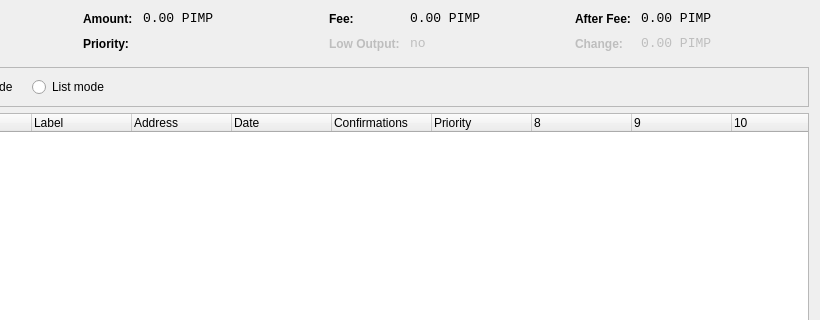
Old version of the form src/qt/forms/coincontroldialog.ui in the repository okcashpro/okcash-oldsrc-history; both pictures show x 180 to 1000 and y 0 to 320 of the 1000 by 500 pixel window.
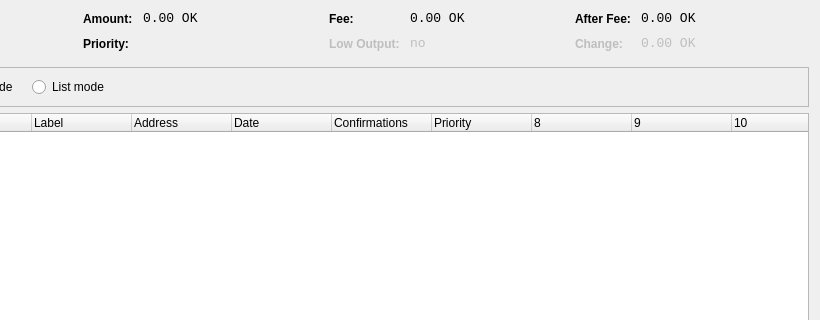
New version of the form. Custom widgets are drawn as their Qt base class.

Diff of the .ui file:
```diff
--- a/src/qt/forms/coincontroldialog.ui
+++ b/src/qt/forms/coincontroldialog.ui
@@ -141,7 +141,7 @@
           <enum>Qt::ActionsContextMenu</enum>
          </property>
          <property name="text">
-          <string notr="true">0.00 PIMP</string>
+          <string notr="true">0.00 OK</string>
          </property>
          <property name="textInteractionFlags">
           <set>Qt::LinksAccessibleByMouse|Qt::TextSelectableByKeyboard|Qt::TextSelectableByMouse</set>
@@ -221,7 +221,7 @@
           <enum>Qt::ActionsContextMenu</enum>
          </property>
          <property name="text">
-          <string notr="true">0.00 PIMP</string>
+          <string notr="true">0.00 OK</string>
          </property>
          <property name="textInteractionFlags">
           <set>Qt::LinksAccessibleByMouse|Qt::TextSelectableByKeyboard|Qt::TextSelectableByMouse</set>
@@ -307,7 +307,7 @@
           <enum>Qt::ActionsContextMenu</enum>
          </property>
          <property name="text">
-          <string notr="true">0.00 PIMP</string>
+          <string notr="true">0.00 OK</string>
          </property>
          <property name="textInteractionFlags">
           <set>Qt::LinksAccessibleByMouse|Qt::TextSelectableByKeyboard|Qt::TextSelectableByMouse</set>
@@ -345,7 +345,7 @@
           <enum>Qt::ActionsContextMenu</enum>
          </property>
          <property name="text">
-          <string notr="true">0.00 PIMP</string>
+          <string notr="true">0.00 OK</string>
          </property>
          <property name="textInteractionFlags">
           <set>Qt::LinksAccessibleByMouse|Qt::TextSelectableByKeyboard|Qt::TextSelectableByMouse</set>
```
